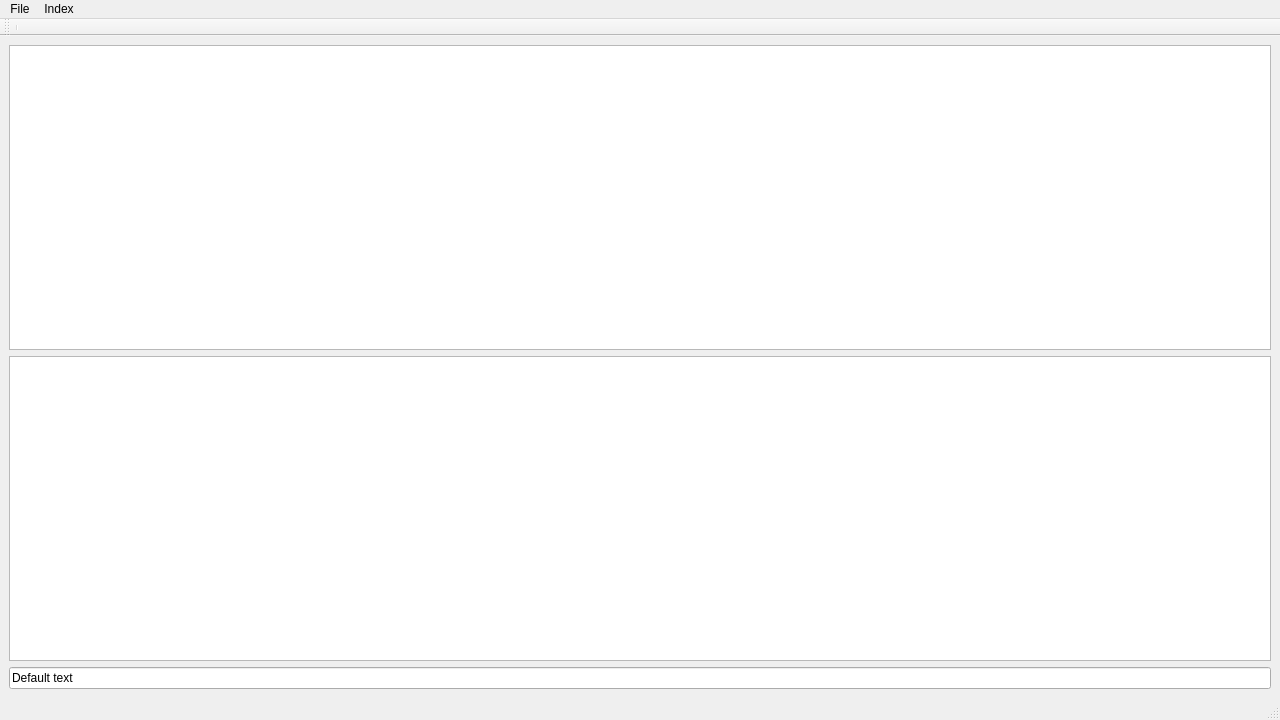
First picture: the form in dmp-client/dmp_client_gui.ui, repository Roflincopter/dmp, before the edit.
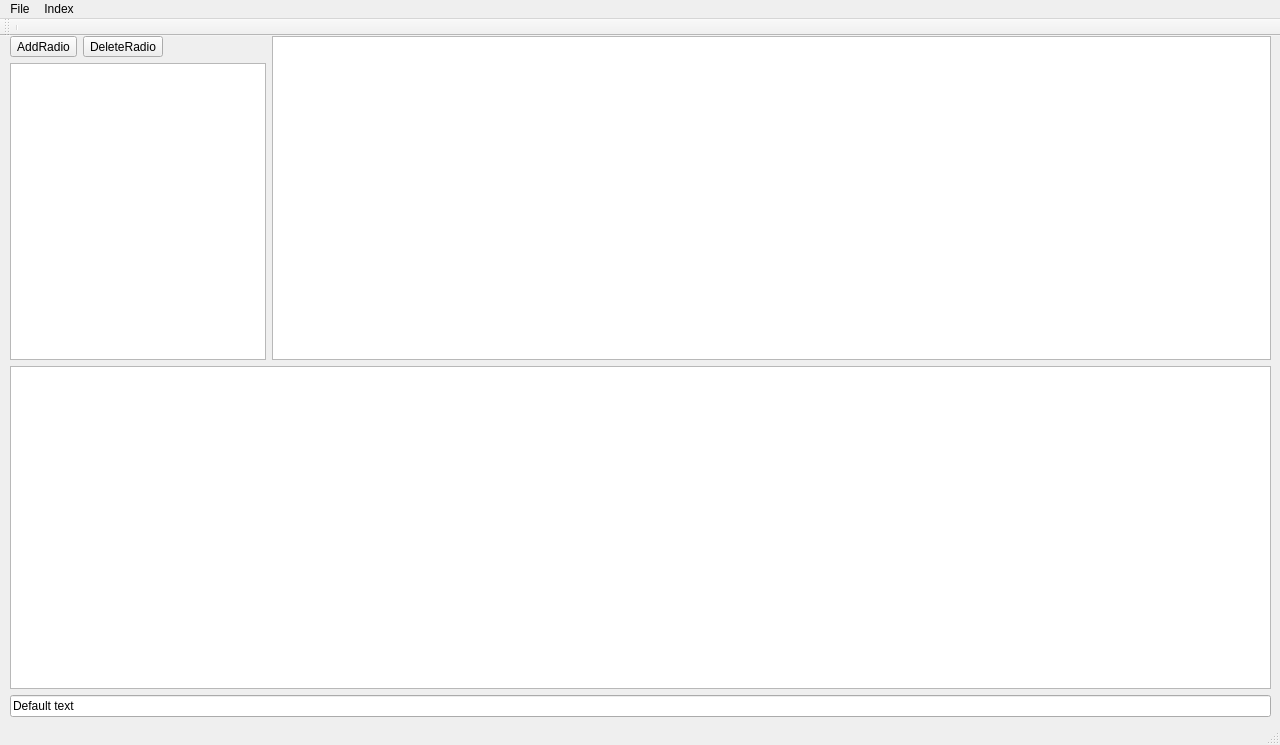
Second picture: the form after the edit. Custom widgets are drawn as their Qt base class.

Commit message: Added work on a radio_list in the gui.

The edit to the form file:
```diff
--- a/dmp-client/dmp_client_gui.ui
+++ b/dmp-client/dmp_client_gui.ui
@@ -7,18 +7,72 @@
     <x>0</x>
     <y>0</y>
     <width>1280</width>
-    <height>720</height>
+    <height>745</height>
    </rect>
   </property>
   <property name="windowTitle">
    <string>MainWindow</string>
   </property>
   <widget class="QWidget" name="centralwidget">
+   <widget class="QWidget" name="verticalLayoutWidget">
+    <property name="geometry">
+     <rect>
+      <x>10</x>
+      <y>0</y>
+      <width>1261</width>
+      <height>681</height>
+     </rect>
+    </property>
    <layout class="QVBoxLayout" name="verticalLayout">
     <item>
-     <layout class="QVBoxLayout" name="verticalLayout_3">
+      <layout class="QHBoxLayout" name="horizontalLayout">
       <item>
-       <layout class="QVBoxLayout" name="verticalLayout_2">
+        <layout class="QVBoxLayout" name="verticalLayout_5">
+         <item>
+          <layout class="QHBoxLayout" name="horizontalLayout_5">
+           <item>
+            <widget class="QToolButton" name="toolButton">
+             <property name="text">
+              <string>AddRadio</string>
+             </property>
+            </widget>
+           </item>
+           <item alignment="Qt::AlignLeft">
+            <widget class="QToolButton" name="toolButton_3">
+             <property name="text">
+              <string>DeleteRadio</string>
+             </property>
+            </widget>
+           </item>
+          </layout>
+         </item>
+         <item>
+          <widget class="DmpClientGuiRadioList" name="listView">
+           <property name="sizePolicy">
+            <sizepolicy hsizetype="Minimum" vsizetype="Expanding">
+             <horstretch>0</horstretch>
+             <verstretch>0</verstretch>
+            </sizepolicy>
+           </property>
+           <property name="maximumSize">
+            <size>
+             <width>636</width>
+             <height>16777215</height>
+            </size>
+           </property>
+          </widget>
+         </item>
+        </layout>
+       </item>
+       <item>
+        <widget class="QTreeView" name="playlist">
+         <property name="editTriggers">
+          <set>QAbstractItemView::NoEditTriggers</set>
+         </property>
+        </widget>
+       </item>
+      </layout>
+     </item>
         <item>
          <widget class="DmpClientGuiSearchResults" name="search_results">
           <property name="editTriggers">
@@ -36,15 +90,6 @@
          </widget>
         </item>
         <item>
-         <widget class="QTreeView" name="playlist">
-          <property name="editTriggers">
-           <set>QAbstractItemView::NoEditTriggers</set>
-          </property>
-         </widget>
-        </item>
-       </layout>
-      </item>
-      <item>
        <widget class="DmpClientGuiSearchBar" name="search_bar">
         <property name="text">
          <string>Default text</string>
@@ -52,8 +97,7 @@
        </widget>
       </item>
      </layout>
-    </item>
-   </layout>
+   </widget>
   </widget>
   <widget class="DmpClientGuiMenuBar" name="menu_bar">
    <property name="geometry">
@@ -126,6 +170,11 @@
    <extends>QTableView</extends>
    <header>dmp_client_gui_search_results.hpp</header>
   </customwidget>
+  <customwidget>
+   <class>DmpClientGuiRadioList</class>
+   <extends>QListView</extends>
+   <header>dmp_client_gui_radio_list.hpp</header>
+  </customwidget>
  </customwidgets>
  <resources/>
  <connections>
```
Left out of the diff: 34 changed lines with no effect on the pictures. Lines whose indentation alone changed are shown as unchanged. The commit also changes 6 other files.
